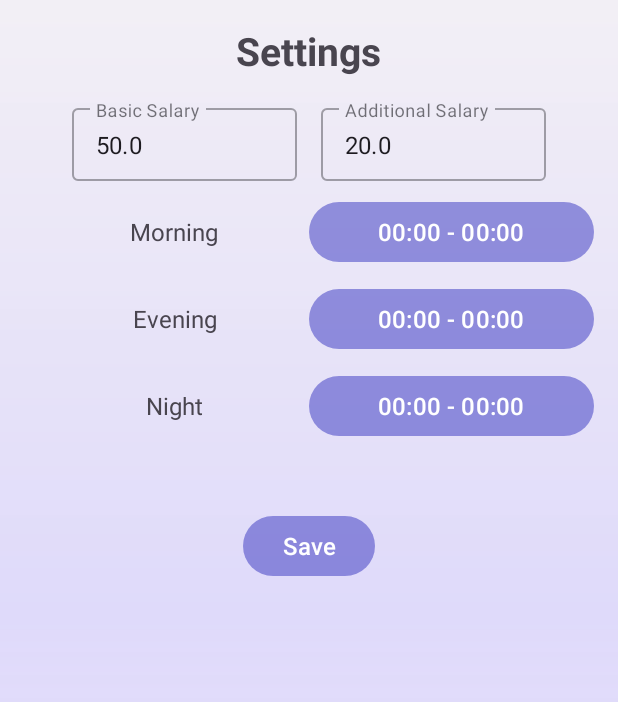
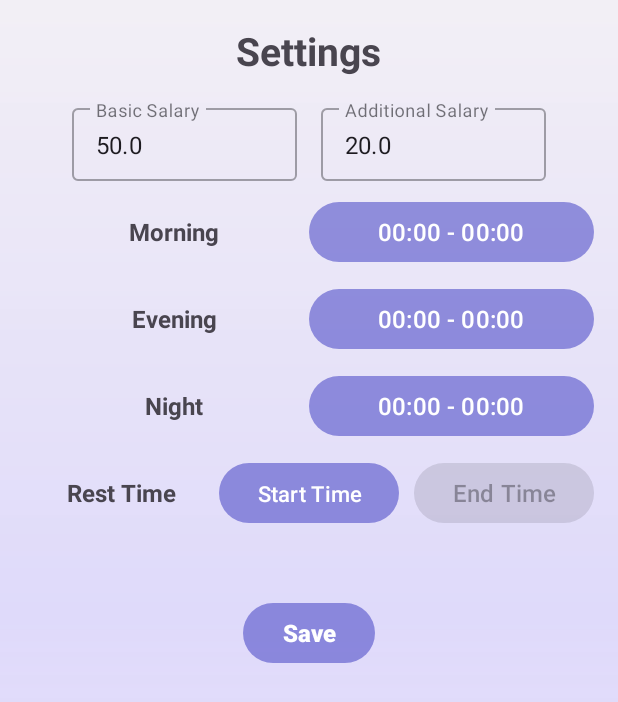
Before and after one commit to kroi4/PayCalc, an Android app: the SettingsFragment screen opened through its navigation route, on a phone screen of 412 x 824 dp. Shown: the top 702 px of the screen. Run offline under Robolectric (Android 15) with nearby library versions, the phone set to English and light mode, and no system bars; our stand-ins replace Room's generated code.

Commit message:
Implemented comprehensive salary calculation logic, including handling of night hours, rest periods, and overtime rates. The calculation now dynamically adjusts based on work conditions, ensuring accurate wage computation according to legal and business requirements.

```diff
--- a/app/src/main/res/layout/settings_layout.xml
+++ b/app/src/main/res/layout/settings_layout.xml
@@ -1,10 +1,13 @@
 <?xml version="1.0" encoding="utf-8"?>
 <LinearLayout
     xmlns:android="http://schemas.android.com/apk/res/android"
+    xmlns:tools="http://schemas.android.com/tools"
+    xmlns:app="http://schemas.android.com/apk/res-auto"
     android:layout_width="match_parent"
     android:layout_height="match_parent"
     android:orientation="vertical"
-    android:padding="16dp">
+    android:padding="16dp"
+    tools:context="ui.screens.SettingsFragment">
 
     <TextView
         android:layout_width="wrap_content"
@@ -70,6 +73,7 @@
             android:layout_width="0dp"
             android:layout_height="wrap_content"
             android:text="@string/morning"
+            android:textStyle="bold"
             android:textSize="16sp"
             android:layout_weight="1"
             android:paddingStart="10dp"
@@ -100,6 +104,7 @@
             android:layout_width="0dp"
             android:layout_height="wrap_content"
             android:text="@string/evening"
+            android:textStyle="bold"
             android:textSize="16sp"
             android:layout_weight="1"
             android:paddingStart="10dp"
@@ -131,6 +136,7 @@
             android:layout_height="wrap_content"
             android:text="@string/night"
             android:textSize="16sp"
+            android:textStyle="bold"
             android:layout_weight="1"
             android:paddingStart="10dp"
             android:gravity="center_horizontal"
@@ -149,6 +155,62 @@
             android:layout_gravity="center_vertical" />
     </LinearLayout>
 
+    <!-- Rest Day Shift -->
+    <LinearLayout
+        android:layout_width="match_parent"
+        android:layout_height="wrap_content"
+        android:orientation="horizontal"
+        android:layout_marginBottom="10dp">
+
+        <TextView
+            android:layout_width="0dp"
+            android:layout_height="wrap_content"
+            android:text="@string/rest_times"
+            android:textSize="16sp"
+            android:textStyle="bold"
+            android:layout_weight="1"
+            android:paddingStart="10dp"
+            android:gravity="center_horizontal"
+            android:layout_gravity="center_vertical" />
+
+        <View
+            android:layout_width="10dp"
+            android:layout_height="match_parent" />
+
+
+        <Button
+            android:id="@+id/buttonSetRestDayStart"
+            android:layout_width="0dp"
+            android:layout_height="wrap_content"
+            android:text="@string/start_time"
+            android:maxLines="1"
+            android:autoSizeTextType="uniform"
+            android:autoSizeMinTextSize="8sp"
+            android:autoSizeMaxTextSize="16sp"
+            android:layout_weight="1"
+            android:layout_gravity="center_vertical" />
+
+        <View
+            android:layout_width="10dp"
+            android:layout_height="match_parent" />
+
+
+        <Button
+            android:id="@+id/buttonSetRestDayEnd"
+            android:layout_width="0dp"
+            android:layout_height="wrap_content"
+            android:layout_gravity="center_vertical"
+            android:layout_weight="1"
+            android:autoSizeMaxTextSize="16sp"
+            android:autoSizeMinTextSize="8sp"
+            android:autoSizeStepGranularity="1sp"
+            android:autoSizeTextType="uniform"
+            android:enabled="false"
+            android:maxLines="1"
+            android:text="@string/end_time"/>
+    </LinearLayout>
+
+
     <!-- Save Button -->
     <Button
         android:id="@+id/saveButton"
@@ -156,6 +218,7 @@
         android:layout_height="wrap_content"
         android:text="@string/save"
         android:maxLines="1"
+        android:textStyle="bold"
         android:autoSizeTextType="uniform"
         android:autoSizeMinTextSize="8sp"
         android:autoSizeMaxTextSize="16sp"
--- a/app/src/main/res/values/strings.xml
+++ b/app/src/main/res/values/strings.xml
@@ -24,4 +24,7 @@
     <string name="calculated_result">Total work hours: %.2f\n(Overtime hours: %.2f)\n\nTotal salary: %.2f₪\n(Overtime salary: %.2f₪)</string>
     <string name="please_fill_all_fields">Please fill in all fields.</string>
     <string name="please_set_start_time_first">please set start time first.</string>
+    <string name="start_time">Start Time</string>
+    <string name="end_time">End Time</string>
+    <string name="rest_times">Rest Time</string>
 </resources>
```
Also changed, not shown: app/src/main/java/il/co/paycalc/data/EventAdapter.kt (+6 -2 lines), app/src/main/java/il/co/paycalc/ui/SettingsFragment.kt (+64 -5 lines), app/src/main/java/il/co/paycalc/ui/screens/AddItemFragment.kt (+24 -10 lines), app/src/main/java/il/co/paycalc/utils/Functions.kt (+60 -13 lines), 1 other file.
